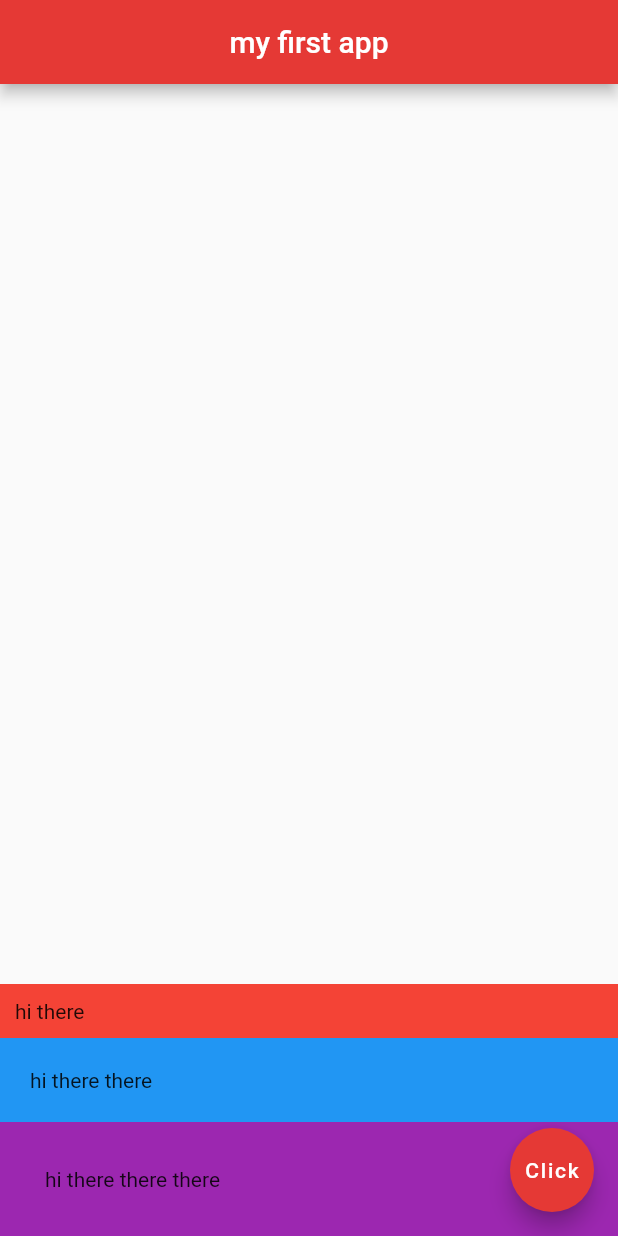
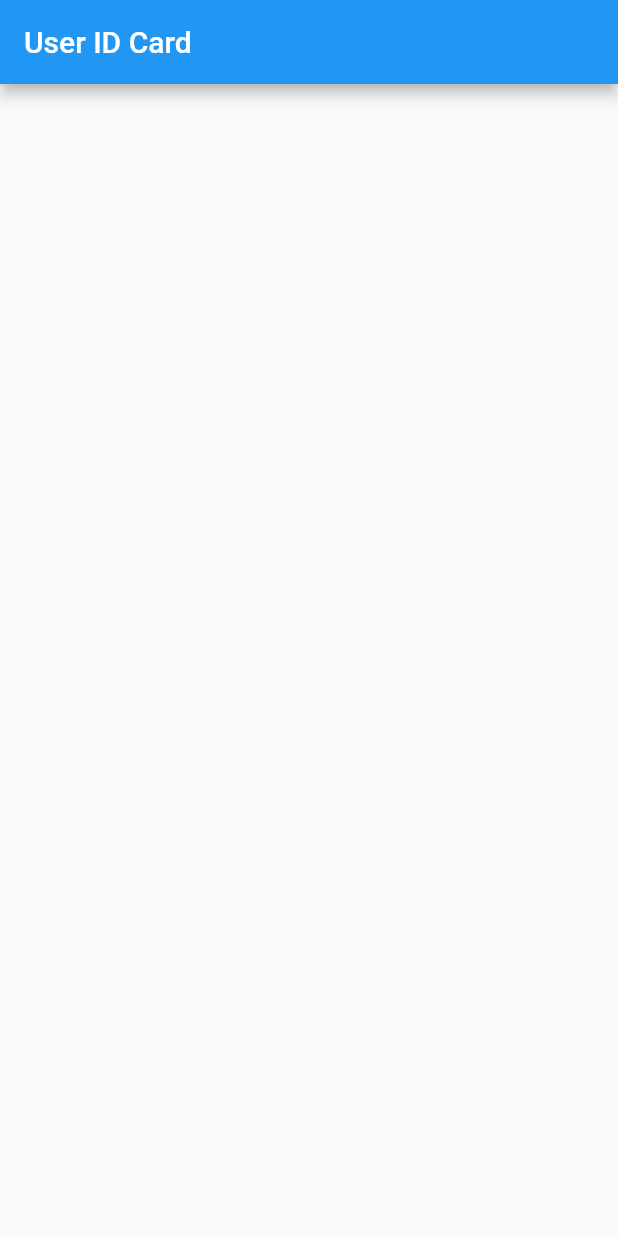
Before and after one commit to jad-amine/Flutter, a Flutter app: the screen it shows after launch, on a phone screen of 412 x 824 dp. Run offline on Flutter 3.47's test engine with Material 2 defaults, Android fonts, the phone set to English and light mode, and no system bars.

Commit message:
Created UserCard Widget

```diff
--- a/lib/main.dart
+++ b/lib/main.dart
@@ -1,45 +1,17 @@
 import 'package:flutter/material.dart';
 
 void main() => runApp(const MaterialApp(
-  home: Home(),   // home is a property of MaterialApp (properties can be widgets or styles or ... )
+  home: UserCard(),   // home is a property of MaterialApp (properties can be widgets or styles or ... )
 ));
 
-class Home extends StatelessWidget {
-  const Home({Key? key}) : super(key: key);
+class UserCard extends StatelessWidget {
+  const UserCard({Key? key}) : super(key: key);
 
   @override
   Widget build(BuildContext context) {
     return Scaffold(
       appBar: AppBar(
-        title: const Text('my first app'),
-        centerTitle: true,
-        backgroundColor: Colors.red[600],
-      ),
-      body: Column(
-        mainAxisAlignment: MainAxisAlignment.end,
-        crossAxisAlignment: CrossAxisAlignment.stretch,
-        children: [
-          Container(
-            color: Colors.red,
-            padding: const EdgeInsets.all(10),
-            child: const Text("hi there"),
-          ),
-          Container(
-            color: Colors.blue,
-            padding: const EdgeInsets.all(20),
-            child: const Text("hi there there"),
-          ),
-          Container(
-            color: Colors.purple,
-            padding: const EdgeInsets.all(30),
-            child: const Text("hi there there there"),
-          )
-        ],
-      ),
-      floatingActionButton: FloatingActionButton(
-        onPressed: (){},
-        backgroundColor: Colors.red[600],
-        child: const Text("Click"),
+        title: const Text("User ID Card"),
       ),
     );
   }
```
